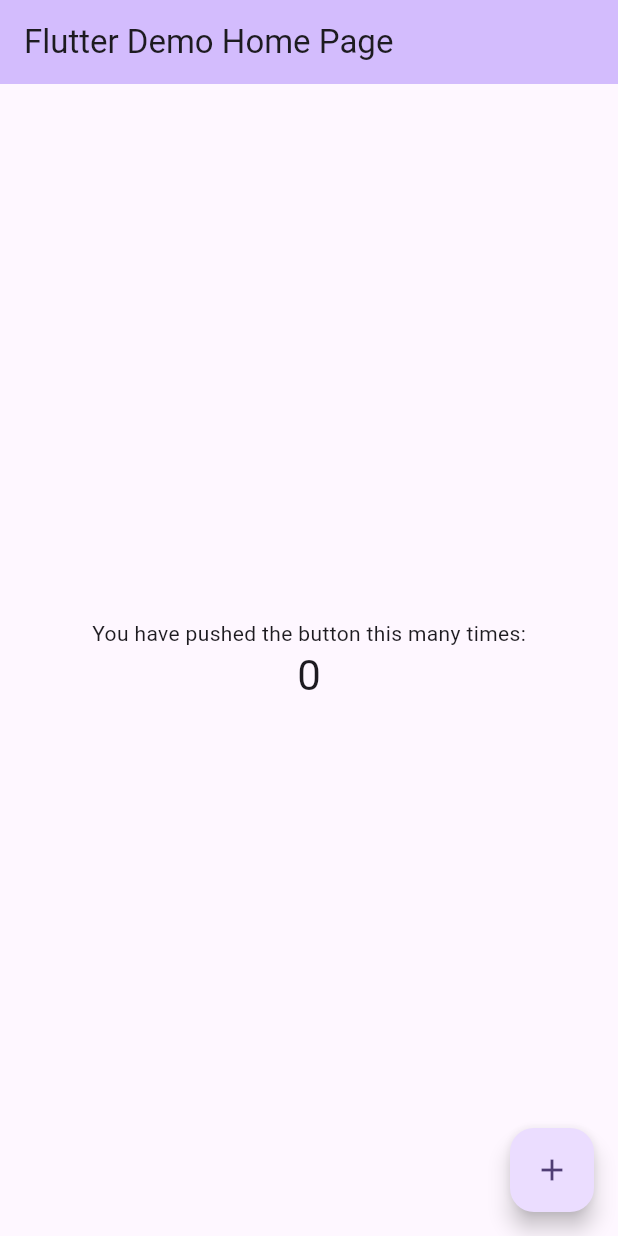
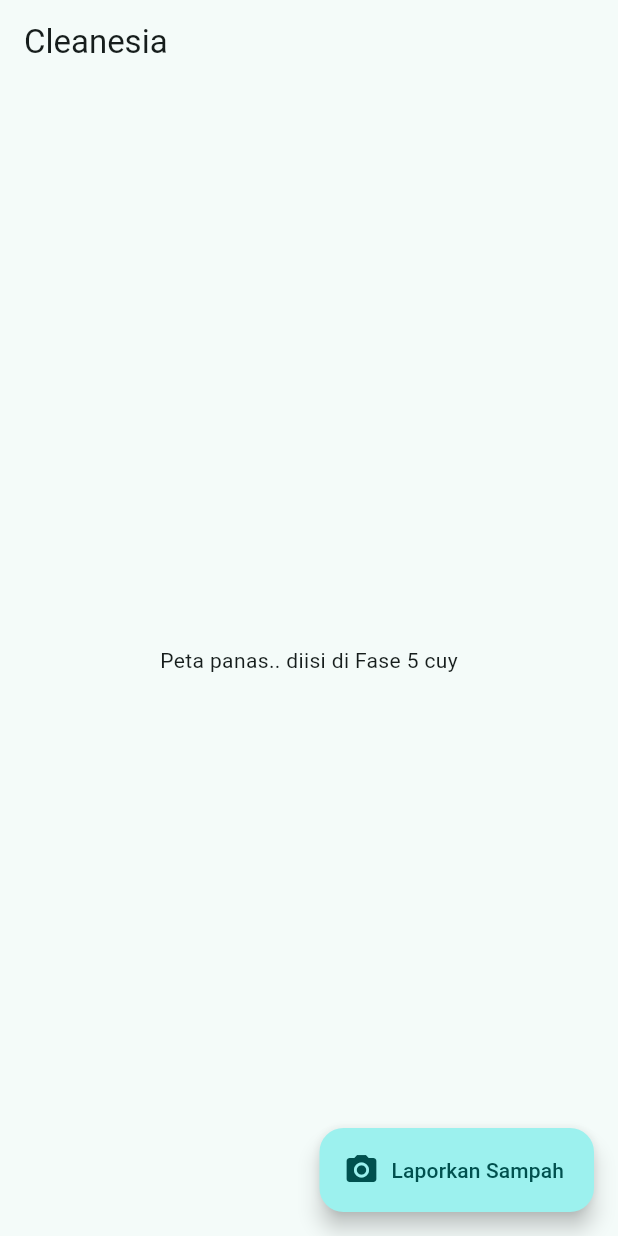
Before and after one commit to dimaswirabakti/cleanesia, a Flutter app: the screen it shows after launch, on a phone screen of 412 x 824 dp. Run offline on Flutter 3.47's test engine with Material 3 defaults, Android fonts, the light colour scheme and no system bars; our stand-ins replace cloud_firestore, firebase_core, flutter_riverpod; accounts and stored records are empty.

Commit message:
feat: integrasi firebase, model data, navigasi, uji fitur luring

```diff
--- a/analysis_options.yaml
+++ b/analysis_options.yaml
@@ -8,6 +8,10 @@
 # The following line activates a set of recommended lints for Flutter apps,
 # packages, and plugins designed to encourage good coding practices.
 include: package:flutter_lints/flutter.yaml
+
+analyzer:
+  exclude:
+    - build/**
 
 linter:
   # The lint rules applied to this project can be customized in the
--- /dev/null
+++ b/lib/app.dart
@@ -0,0 +1,27 @@
+import 'package:flutter/material.dart';
+import 'features/home/home_map_screen.dart';
+import 'features/report/report_photo_screen.dart';
+import 'features/report/report_detail_screen.dart';
+import 'features/report/report_done_screen.dart';
+
+class CleanesiaApp extends StatelessWidget {
+  const CleanesiaApp({super.key});
+
+  @override
+  Widget build(BuildContext context) {
+    return MaterialApp(
+      title: 'Cleanesia',
+      theme: ThemeData(
+        colorSchemeSeed: const Color(0xFF17BEBB), // teal Cleanesia
+        useMaterial3: true,
+      ),
+      initialRoute: '/',
+      routes: {
+        '/': (_) => const HomeMapScreen(),
+        '/report/photo': (_) => const ReportPhotoScreen(),
+        '/report/detail': (_) => const ReportDetailScreen(),
+        '/report/done': (_) => const ReportDoneScreen(),
+      },
+    );
+  }
+}
--- /dev/null
+++ b/lib/features/home/home_map_screen.dart
@@ -0,0 +1,18 @@
+import 'package:flutter/material.dart';
+
+class HomeMapScreen extends StatelessWidget {
+  const HomeMapScreen({super.key});
+
+  @override
+  Widget build(BuildContext context) {
+    return Scaffold(
+      appBar: AppBar(title: const Text('Cleanesia')),
+      body: const Center(child: Text('Peta panas.. diisi di Fase 5 cuy')),
+      floatingActionButton: FloatingActionButton.extended(
+        onPressed: () => Navigator.pushNamed(context, '/report/photo'),
+        icon: const Icon(Icons.camera_alt),
+        label: const Text('Laporkan Sampah'),
+      ),
+    );
+  }
+}
--- a/lib/main.dart
+++ b/lib/main.dart
@@ -1,122 +1,16 @@
 import 'package:flutter/material.dart';
+import 'package:flutter_riverpod/flutter_riverpod.dart';
+import 'package:firebase_core/firebase_core.dart';
+import 'package:cloud_firestore/cloud_firestore.dart';
+import 'firebase_options.dart';
+import 'app.dart';
 
-void main() {
-  runApp(const MyApp());
+Future<void> main() async {
+  WidgetsFlutterBinding.ensureInitialized();
+  await Firebase.initializeApp(options: DefaultFirebaseOptions.currentPlatform);
+  // Aktifkan cache luring
+  FirebaseFirestore.instance.settings = const Settings(
+    persistenceEnabled: true,
+  );
+  runApp(const ProviderScope(child: CleanesiaApp()));
 }
-
-class MyApp extends StatelessWidget {
-  const MyApp({super.key});
-
-  // This widget is the root of your application.
-  @override
-  Widget build(BuildContext context) {
-    return MaterialApp(
-      title: 'Flutter Demo',
-      theme: ThemeData(
-        // This is the theme of your application.
-        //
-        // TRY THIS: Try running your application with "flutter run". You'll see
-        // the application has a purple toolbar. Then, without quitting the app,
-        // try changing the seedColor in the colorScheme below to Colors.green
-        // and then invoke "hot reload" (save your changes or press the "hot
-        // reload" button in a Flutter-supported IDE, or press "r" if you used
-        // the command line to start the app).
-        //
-        // Notice that the counter didn't reset back to zero; the application
-        // state is not lost during the reload. To reset the state, use hot
-        // restart instead.
-        //
-        // This works for code too, not just values: Most code changes can be
-        // tested with just a hot reload.
-        colorScheme: .fromSeed(seedColor: Colors.deepPurple),
-      ),
-      home: const MyHomePage(title: 'Flutter Demo Home Page'),
-    );
-  }
-}
-
-class MyHomePage extends StatefulWidget {
-  const MyHomePage({super.key, required this.title});
-
-  // This widget is the home page of your application. It is stateful, meaning
-  // that it has a State object (defined below) that contains fields that affect
-  // how it looks.
-
-  // This class is the configuration for the state. It holds the values (in this
-  // case the title) provided by the parent (in this case the App widget) and
-  // used by the build method of the State. Fields in a Widget subclass are
-  // always marked "final".
-
-  final String title;
-
-  @override
-  State<MyHomePage> createState() => _MyHomePageState();
-}
-
-class _MyHomePageState extends State<MyHomePage> {
-  int _counter = 0;
-
-  void _incrementCounter() {
-    setState(() {
-      // This call to setState tells the Flutter framework that something has
-      // changed in this State, which causes it to rerun the build method below
-      // so that the display can reflect the updated values. If we changed
-      // _counter without calling setState(), then the build method would not be
-      // called again, and so nothing would appear to happen.
-      _counter++;
-    });
-  }
-
-  @override
-  Widget build(BuildContext context) {
-    // This method is rerun every time setState is called, for instance as done
-    // by the _incrementCounter method above.
-    //
-    // The Flutter framework has been optimized to make rerunning build methods
-    // fast, so that you can just rebuild anything that needs updating rather
-    // than having to individually change instances of widgets.
-    return Scaffold(
-      appBar: AppBar(
-        // TRY THIS: Try changing the color here to a specific color (to
-        // Colors.amber, perhaps?) and trigger a hot reload to see the AppBar
-        // change color while the other colors stay the same.
-        backgroundColor: Theme.of(context).colorScheme.inversePrimary,
-        // Here we take the value from the MyHomePage object that was created by
-        // the App.build method, and use it to set our appbar title.
-        title: Text(widget.title),
-      ),
-      body: Center(
-        // Center is a layout widget. It takes a single child and positions it
-        // in the middle of the parent.
-        child: Column(
-          // Column is also a layout widget. It takes a list of children and
-          // arranges them vertically. By default, it sizes itself to fit its
-          // children horizontally, and tries to be as tall as its parent.
-          //
-          // Column has various properties to control how it sizes itself and
-          // how it positions its children. Here we use mainAxisAlignment to
-          // center the children vertically; the main axis here is the vertical
-          // axis because Columns are vertical (the cross axis would be
-          // horizontal).
-          //
-          // TRY THIS: Invoke "debug painting" (choose the "Toggle Debug Paint"
-          // action in the IDE, or press "p" in the console), to see the
-          // wireframe for each widget.
-          mainAxisAlignment: .center,
-          children: [
-            const Text('You have pushed the button this many times:'),
-            Text(
-              '$_counter',
-              style: Theme.of(context).textTheme.headlineMedium,
-            ),
-          ],
-        ),
-      ),
-      floatingActionButton: FloatingActionButton(
-        onPressed: _incrementCounter,
-        tooltip: 'Increment',
-        child: const Icon(Icons.add),
-      ),
-    );
-  }
-}
```
Also changed, not shown: lib/core/constants.dart (added, +9 -0 lines), lib/core/geo.dart (added, +9 -0 lines), lib/features/report/report_detail_screen.dart (added, +18 -0 lines), lib/features/report/report_done_screen.dart (added, +26 -0 lines), lib/features/report/report_photo_screen.dart (added, +18 -0 lines), lib/models/report.dart (added, +77 -0 lines), pubspec.yaml (+12 -0 lines), firebase.json (added), lib/firebase_options.dart (added), pubspec.lock, 26 other files.
